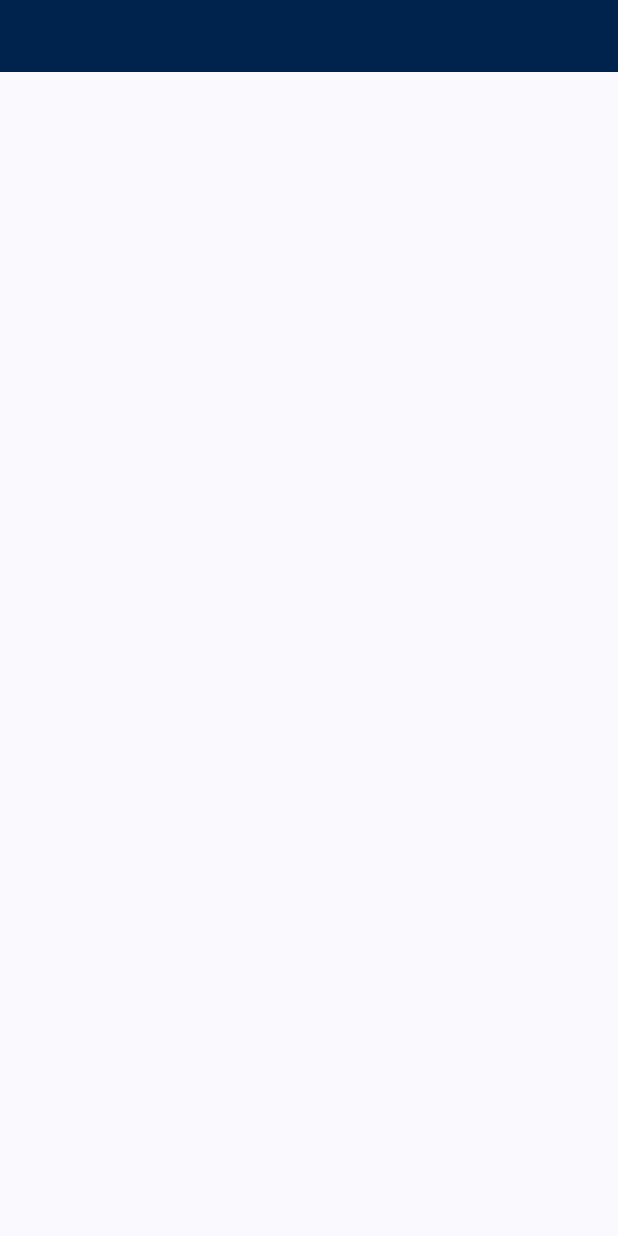
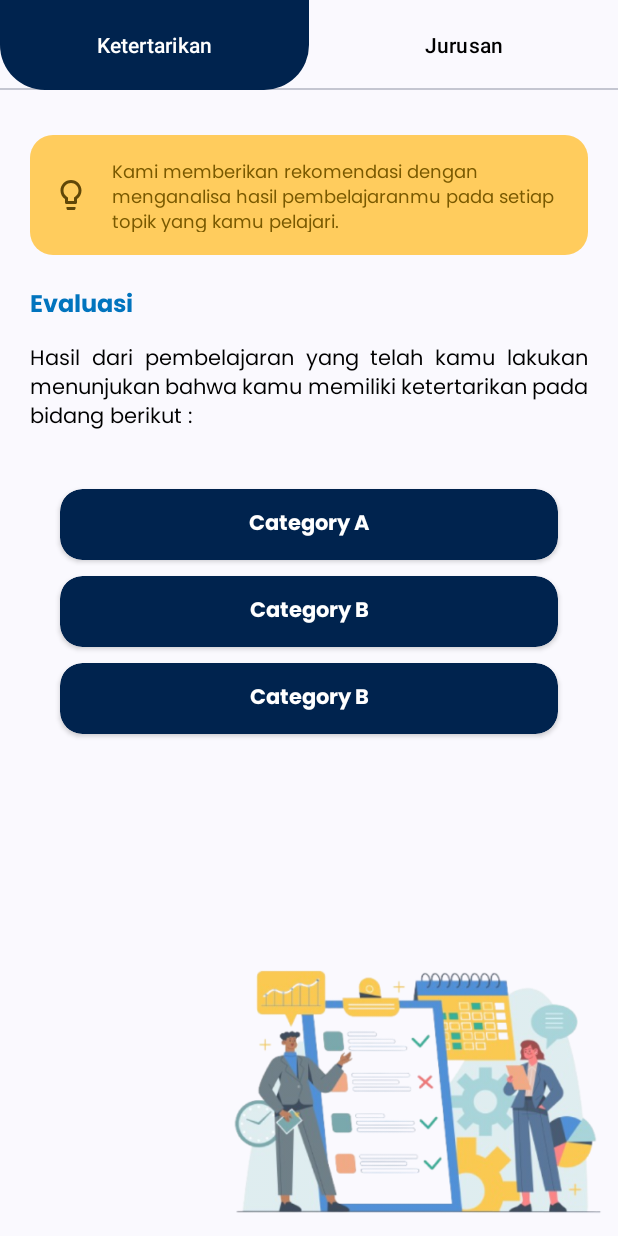
Before and after one commit to Compassion-ly/Compassion.ly, an Android app: the ShowRecommendationActivity screen opened directly, with no data from a screen before it, on a phone screen of 412 x 824 dp. Run offline under Robolectric (Android 15) with nearby library versions, the phone set to English and light mode, and no system bars.

Commit message:
fix the tab layout & recyclerview

```diff
--- a/app/build.gradle.kts
+++ b/app/build.gradle.kts
@@ -55,4 +55,7 @@ dependencies {
 
     //circle crop image
     implementation("de.hdodenhof:circleimageview:3.1.0")
+
+    //glide
+    implementation("com.github.bumptech.glide:glide:4.16.0")
 }
--- a/app/src/main/AndroidManifest.xml
+++ b/app/src/main/AndroidManifest.xml
@@ -1,6 +1,8 @@
 <?xml version="1.0" encoding="utf-8"?>
 <manifest xmlns:android="http://schemas.android.com/apk/res/android"
     xmlns:tools="http://schemas.android.com/tools">
+
+    <uses-permission android:name="android.permission.INTERNET" />
 
     <application
         android:allowBackup="true"
--- /dev/null
+++ b/app/src/main/java/com/capstone/compassionly/presentation/adapter/ListCategoryAdapter.kt
@@ -0,0 +1,40 @@
+package com.capstone.compassionly.presentation.adapter
+
+import androidx.recyclerview.widget.ListAdapter
+import androidx.recyclerview.widget.RecyclerView
+import com.capstone.compassionly.databinding.ItemCategoryBinding
+import com.capstone.compassionly.presentation.feature.show_recommendation.datadummy.Category
+import android.view.ViewGroup
+import android.view.LayoutInflater
+import androidx.recyclerview.widget.DiffUtil
+
+class ListCategoryAdapter :
+    ListAdapter<Category, ListCategoryAdapter.MyViewHolder>(DIFF_CALLBACK) {
+    class MyViewHolder(val binding: ItemCategoryBinding) : RecyclerView.ViewHolder(binding.root) {
+        fun bind(category: Category) {
+            binding.tvInterestname.text = category.categoryName
+        }
+    }
+
+    override fun onCreateViewHolder(parent: ViewGroup, viewType: Int): MyViewHolder {
+        val binding = ItemCategoryBinding.inflate(LayoutInflater.from(parent.context), parent, false)
+        return MyViewHolder(binding)
+    }
+
+    override fun onBindViewHolder(holder:MyViewHolder, position: Int) {
+        val category = getItem(position)
+        holder.bind(category)
+    }
+
+    companion object {
+        val DIFF_CALLBACK = object : DiffUtil.ItemCallback<Category>() {
+            override fun areItemsTheSame(oldItem: Category, newItem: Category): Boolean {
+                return oldItem == newItem
+            }
+
+            override fun areContentsTheSame(oldItem: Category, newItem: Category): Boolean {
+                return oldItem == newItem
+            }
+        }
+    }
+}
--- /dev/null
+++ b/app/src/main/java/com/capstone/compassionly/presentation/adapter/RecommendationPagerAdapter.kt
@@ -0,0 +1,23 @@
+package com.capstone.compassionly.presentation.adapter
+
+import androidx.appcompat.app.AppCompatActivity
+import androidx.fragment.app.Fragment
+import androidx.viewpager2.adapter.FragmentStateAdapter
+import com.capstone.compassionly.presentation.feature.show_recommendation.fragment.JurusanFragment
+import com.capstone.compassionly.presentation.feature.show_recommendation.fragment.KetertarikanFragment
+
+class RecommendationPagerAdapter(activity: AppCompatActivity) : FragmentStateAdapter(activity) {
+    override fun getItemCount(): Int {
+        return 2
+    }
+
+    override fun createFragment(position: Int): Fragment {
+        var fragment: Fragment? = null
+        when (position) {
+            0 -> fragment = KetertarikanFragment()
+            1 -> fragment = JurusanFragment()
+        }
+        return fragment as Fragment
+    }
+
+}
--- a/app/src/main/java/com/capstone/compassionly/presentation/feature/show_recommendation/ShowRecommendationActivity.kt
+++ b/app/src/main/java/com/capstone/compassionly/presentation/feature/show_recommendation/ShowRecommendationActivity.kt
@@ -2,11 +2,16 @@ package com.capstone.compassionly.presentation.feature.show_recommendation
 
 import android.os.Bundle
 import androidx.activity.enableEdgeToEdge
+import androidx.annotation.StringRes
 import androidx.appcompat.app.AppCompatActivity
 import androidx.core.view.ViewCompat
 import androidx.core.view.WindowInsetsCompat
+import androidx.viewpager2.widget.ViewPager2
 import com.capstone.compassionly.R
 import com.capstone.compassionly.databinding.ActivityShowRecommendationBinding
+import com.capstone.compassionly.presentation.adapter.RecommendationPagerAdapter
+import com.google.android.material.tabs.TabLayout
+import com.google.android.material.tabs.TabLayoutMediator
 
 class ShowRecommendationActivity : AppCompatActivity() {
     private lateinit var binding: ActivityShowRecommendationBinding
@@ -21,5 +26,25 @@ class ShowRecommendationActivity : AppCompatActivity() {
             v.setPadding(systemBars.left, systemBars.top, systemBars.right, systemBars.bottom)
             insets
         }
+        setupSectionsPager()
+    }
+
+    private fun setupSectionsPager(){
+        val sectionsPagerAdapter = RecommendationPagerAdapter(this)
+        val viewPager: ViewPager2 = binding.viewPager
+        viewPager.adapter = sectionsPagerAdapter
+        val tabs: TabLayout = binding.tabs
+        TabLayoutMediator(tabs, viewPager) { tab, position ->
+            tab.text = resources.getString(TAB_TITLES[position])
+        }.attach()
+        supportActionBar?.elevation = 0f
+    }
+
+    companion object {
+        @StringRes
+        private val TAB_TITLES = intArrayOf(
+            R.string.tab_ketertarikan,
+            R.string.tab_jurusan
+        )
     }
 }
--- /dev/null
+++ b/app/src/main/java/com/capstone/compassionly/presentation/feature/show_recommendation/datadummy/Category.kt
@@ -0,0 +1,6 @@
+package com.capstone.compassionly.presentation.feature.show_recommendation.datadummy
+
+data class Category(
+    val categoryId: Int,
+    val categoryName: String
+)
--- a/app/src/main/java/com/capstone/compassionly/presentation/feature/show_recommendation/fragment/KetertarikanFragment.kt
+++ b/app/src/main/java/com/capstone/compassionly/presentation/feature/show_recommendation/fragment/KetertarikanFragment.kt
@@ -5,7 +5,15 @@ import androidx.fragment.app.Fragment
 import android.view.LayoutInflater
 import android.view.View
 import android.view.ViewGroup
+import androidx.recyclerview.widget.LinearLayoutManager
 import com.capstone.compassionly.R
+import com.capstone.compassionly.databinding.FragmentJurusanBinding
+import com.capstone.compassionly.databinding.FragmentKetertarikanBinding
+import com.capstone.compassionly.presentation.adapter.ListCategoryAdapter
+import com.capstone.compassionly.presentation.adapter.ListMajorRecAdapter
+import com.capstone.compassionly.presentation.feature.show_recommendation.datadummy.Category
+import com.capstone.compassionly.presentation.feature.show_recommendation.datadummy.DataDummyUtil
+import com.capstone.compassionly.presentation.feature.show_recommendation.datadummy.Major
 
 // TODO: Rename parameter arguments, choose names that match
 // the fragment initialization parameters, e.g. ARG_ITEM_NUMBER
@@ -21,6 +29,9 @@ class KetertarikanFragment : Fragment() {
     // TODO: Rename and change types of parameters
     private var param1: String? = null
     private var param2: String? = null
+    private var _binding: FragmentKetertarikanBinding? = null
+    private val binding get() = _binding!!
+
 
     override fun onCreate(savedInstanceState: Bundle?) {
         super.onCreate(savedInstanceState)
@@ -30,12 +41,34 @@ class KetertarikanFragment : Fragment() {
         }
     }
 
+    override fun onViewCreated(view: View, savedInstanceState: Bundle?) {
+        super.onViewCreated(view, savedInstanceState)
+        val listInterest = DataDummyUtil.getCategory()
+        setListInterest(listInterest)
+        showRecyclerView()
+    }
+
+    private fun showRecyclerView() {
+        val layoutManager = LinearLayoutManager(context)
+        binding.rvInterests.layoutManager = layoutManager
+    }
+
+    private fun showLoading(isLoading: Boolean) {
+        binding.progressBar.visibility = if (isLoading) View.VISIBLE else View.GONE
+    }
+
+    private fun setListInterest(categories: List<Category>) {
+        val adapter = ListCategoryAdapter()
+        adapter.submitList(categories)
+        binding.rvInterests.adapter = adapter
+    }
+
     override fun onCreateView(
         inflater: LayoutInflater, container: ViewGroup?,
         savedInstanceState: Bundle?
     ): View? {
-        // Inflate the layout for this fragment
-        return inflater.inflate(R.layout.fragment_ketertarikan, container, false)
+        _binding = FragmentKetertarikanBinding.inflate(inflater, container, false)
+        return binding.root
     }
 
     companion object {
--- /dev/null
+++ b/app/src/main/res/drawable/tab_indicator.xml
@@ -0,0 +1,6 @@
+<shape xmlns:android="http://schemas.android.com/apk/res/android"
+    android:shape="rectangle">
+    <corners android:bottomLeftRadius="30dp" android:bottomRightRadius="30dp" />
+    <solid android:color="@color/md_theme_primary"/>
+
+</shape>
--- a/app/src/main/res/layout/activity_nodata_rec.xml
+++ b/app/src/main/res/layout/activity_nodata_rec.xml
@@ -8,8 +8,8 @@
     tools:context=".presentation.feature.show_recommendation.NoDataRecActivity">
 
     <androidx.constraintlayout.widget.ConstraintLayout
-        android:layout_width="wrap_content"
-        android:layout_height="wrap_content"
+        android:layout_width="match_parent"
+        android:layout_height="match_parent"
         app:layout_constraintBottom_toBottomOf="parent"
         app:layout_constraintEnd_toEndOf="parent"
         app:layout_constraintStart_toStartOf="parent"
--- a/app/src/main/res/layout/activity_show_recommendation.xml
+++ b/app/src/main/res/layout/activity_show_recommendation.xml
@@ -11,9 +11,17 @@
     <com.google.android.material.tabs.TabLayout
         android:id="@+id/tabs"
         android:layout_width="match_parent"
-        android:layout_height="wrap_content"
-        android:background="?attr/colorPrimary"
-        app:tabTextColor="@android:color/white"/>
+        android:layout_height="60dp"
+        app:tabTextColor="@android:color/black"
+        app:tabIndicatorAnimationMode="elastic"
+        app:tabIndicatorGravity="stretch"
+        app:tabIndicatorFullWidth="true"
+        app:tabSelectedTextColor="@color/white"
+        app:tabIndicator="@drawable/tab_indicator"
+        app:tabIndicatorColor="@null"
+        app:tabMode="fixed"
+        app:tabIndicatorHeight="0dp"
+        />
     <androidx.viewpager2.widget.ViewPager2
         android:id="@+id/view_pager"
         android:layout_width="match_parent"
--- a/app/src/main/res/layout/fragment_ketertarikan.xml
+++ b/app/src/main/res/layout/fragment_ketertarikan.xml
@@ -13,7 +13,7 @@
         <TextView
             android:id="@+id/tv_hint"
             android:layout_width="match_parent"
-            android:layout_height="65dp"
+            android:layout_height="80dp"
             android:layout_marginHorizontal="20dp"
             android:layout_marginTop="30dp"
             android:background="@drawable/rectangle_yellow"
@@ -67,7 +67,7 @@
             android:alpha="0.8"/>
 
         <androidx.recyclerview.widget.RecyclerView
-            android:id="@+id/rv_courses"
+            android:id="@+id/rv_interests"
             android:layout_width="0dp"
             android:layout_height="0dp"
             android:layout_marginTop="30dp"
@@ -76,7 +76,7 @@
             app:layout_constraintEnd_toEndOf="parent"
             app:layout_constraintStart_toStartOf="parent"
             app:layout_constraintTop_toBottomOf="@+id/tv_desc"
-            tools:listitem="@layout/item_interests"
+            tools:listitem="@layout/item_category"
             tools:itemCount="3"/>
 
         <ProgressBar
--- a/app/src/main/res/layout/item_interests.xml
+++ b/app/src/main/res/layout/item_category.xml
@@ -17,7 +17,7 @@
         android:paddingVertical="8dp">
 
         <TextView
-            android:id="@+id/tv_coursename"
+            android:id="@+id/tv_interestname"
             android:layout_width="match_parent"
             android:layout_height="wrap_content"
             android:layout_marginHorizontal="20dp"
--- a/app/src/main/res/values/strings.xml
+++ b/app/src/main/res/values/strings.xml
@@ -33,4 +33,6 @@
     <string name="province_sample">Kalimantan Barat</string>
     <string name="city">Kota</string>
     <string name="sign_out">Keluar</string>
+    <string name="tab_ketertarikan">Ketertarikan</string>
+    <string name="tab_jurusan">Jurusan</string>
 </resources>
```
Also changed, not shown: app/src/main/java/com/capstone/compassionly/presentation/adapter/ListMajorRecAdapter.kt (added, +46 -0 lines), app/src/main/java/com/capstone/compassionly/presentation/feature/show_recommendation/datadummy/DataDummy.kt (added, +88 -0 lines), app/src/main/java/com/capstone/compassionly/presentation/feature/show_recommendation/datadummy/Major.kt (added, +11 -0 lines), app/src/main/java/com/capstone/compassionly/presentation/feature/show_recommendation/fragment/JurusanFragment.kt (+32 -10 lines), app/src/main/res/layout/fragment_jurusan.xml (+4 -4 lines).
